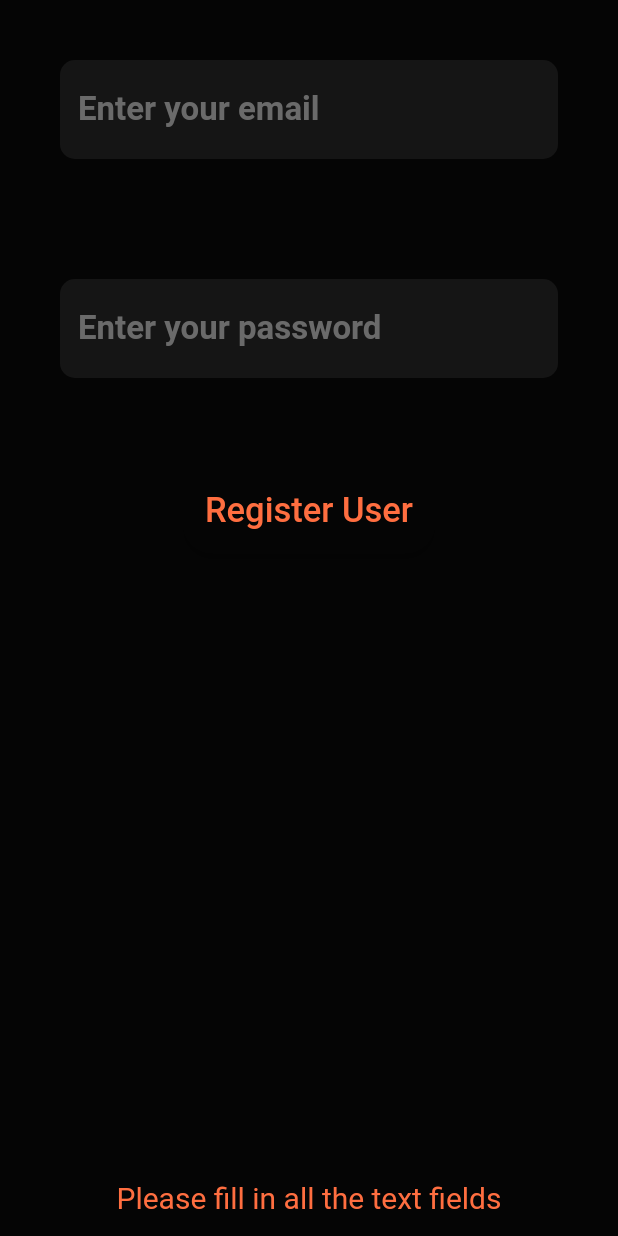
After one commit to tytyhensley/Volunetix-beta, a Flutter app: the RegistrationScreen screen opened by its route, after a tap on "Register User", on a phone screen of 412 x 824 dp. The commit adds this screen. Run offline on Flutter 3.47's test engine with Material 2 defaults, Android fonts, the phone set to English and light mode, and no system bars; drawn by our look-alikes of auto_size_text.

Commit message:
login and register page setup

```diff
--- a/lib/components/textbox.dart
+++ b/lib/components/textbox.dart
@@ -11,7 +11,7 @@ class EventTextBox extends StatefulWidget {
       {@required this.hint,
       @required this.keybrd,
       @required this.lines,
-      @required this.myController});
+      this.myController});
   @override
   _EventTextBoxState createState() => _EventTextBoxState();
 }
--- /dev/null
+++ b/lib/screens/LoginPage.dart
@@ -0,0 +1,77 @@
+import 'package:flutter/material.dart';
+import 'package:stopwatch/components/textbox.dart';
+import 'package:stopwatch/components/constants.dart';
+import 'package:stopwatch/components/watchbuttons.dart';
+
+class LoginPage extends StatefulWidget {
+  @override
+  _LoginPageState createState() => _LoginPageState();
+}
+
+class _LoginPageState extends State<LoginPage> {
+  final email = TextEditingController();
+  final password = TextEditingController();
+
+  checkTextFieldEmptyOrNot() {
+    String text1, text2;
+
+    text1 = email.text;
+    text2 = password.text;
+    if (text1 == '' || text2 == '') {
+      return false;
+    } else {
+      return true;
+    }
+  }
+
+  @override
+  Widget build(BuildContext context) {
+    return Scaffold(
+      body: SingleChildScrollView(
+        child: Column(
+          mainAxisAlignment: MainAxisAlignment.start,
+          children: <Widget>[
+            EventTextBox(
+              hint: 'Enter your email',
+              keybrd: TextInputType.text,
+              lines: 1,
+              myController: email,
+            ),
+            EventTextBox(
+              hint: 'Enter your password',
+              keybrd: TextInputType.text,
+              lines: 1,
+              myController: password,
+            ),
+            Builder(
+              builder: (context) => WatchButton(
+                buttontitle: 'Login User',
+                onTap: () {
+                  if (checkTextFieldEmptyOrNot() == true) {
+                    Navigator.pushNamed(context, 'event_screen');
+                  } else {
+                    Scaffold.of(context).showSnackBar(
+                      SnackBar(
+                        duration: Duration(seconds: 1),
+                        backgroundColor: kbuttonColor,
+                        content: Text(
+                          'Please fill in all the text fields',
+                          style: TextStyle(
+                            color: ktextColorA,
+                            fontSize: 20,
+                          ),
+                          textAlign: TextAlign.center,
+                        ),
+                      ),
+                    );
+                  }
+                },
+                textcolor: ktextColorA,
+              ),
+            )
+          ],
+        ),
+      ),
+    );
+  }
+}
--- /dev/null
+++ b/lib/screens/RegisterPage.dart
@@ -0,0 +1,77 @@
+import 'package:flutter/material.dart';
+import 'package:stopwatch/components/textbox.dart';
+import 'package:stopwatch/components/constants.dart';
+import 'package:stopwatch/components/watchbuttons.dart';
+
+class RegistrationScreen extends StatefulWidget {
+  @override
+  _RegistrationScreenState createState() => _RegistrationScreenState();
+}
+
+class _RegistrationScreenState extends State<RegistrationScreen> {
+  final email = TextEditingController();
+  final password = TextEditingController();
+
+  checkTextFieldEmptyOrNot() {
+    String text1, text2;
+
+    text1 = email.text;
+    text2 = password.text;
+    if (text1 == '' || text2 == '') {
+      return false;
+    } else {
+      return true;
+    }
+  }
+
+  @override
+  Widget build(BuildContext context) {
+    return Scaffold(
+      body: SingleChildScrollView(
+        child: Column(
+          mainAxisAlignment: MainAxisAlignment.start,
+          children: <Widget>[
+            EventTextBox(
+              hint: 'Enter your email',
+              keybrd: TextInputType.text,
+              lines: 1,
+              myController: email,
+            ),
+            EventTextBox(
+              hint: 'Enter your password',
+              keybrd: TextInputType.text,
+              lines: 1,
+              myController: password,
+            ),
+            Builder(
+              builder: (context) => WatchButton(
+                buttontitle: 'Register User',
+                onTap: () {
+                  if (checkTextFieldEmptyOrNot() == true) {
+                    Navigator.pushNamed(context, 'event_screen');
+                  } else {
+                    Scaffold.of(context).showSnackBar(
+                      SnackBar(
+                        duration: Duration(seconds: 1),
+                        backgroundColor: kbuttonColor,
+                        content: Text(
+                          'Please fill in all the text fields',
+                          style: TextStyle(
+                            color: ktextColorA,
+                            fontSize: 20,
+                          ),
+                          textAlign: TextAlign.center,
+                        ),
+                      ),
+                    );
+                  }
+                },
+                textcolor: ktextColorA,
+              ),
+            )
+          ],
+        ),
+      ),
+    );
+  }
+}
```
Also changed, not shown: lib/main.dart (+14 -2 lines), lib/screens/Event.dart (+1 -7 lines), lib/screens/InputPage.dart (+1 -6 lines), 3 other files.
